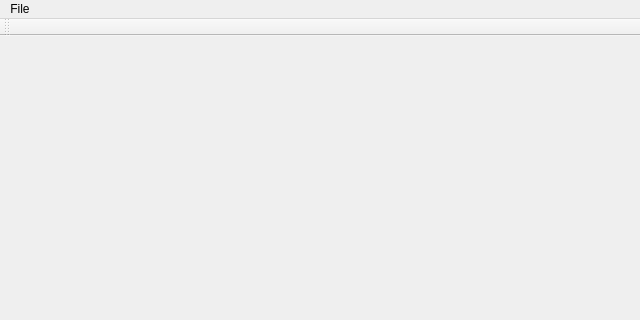
The window that mainwindow.ui (simple64/simple64-gui) describes before a commit, drawn with Qt 5; both pictures show x 0 to 640 and y 0 to 320 of the 640 by 480 pixel window.
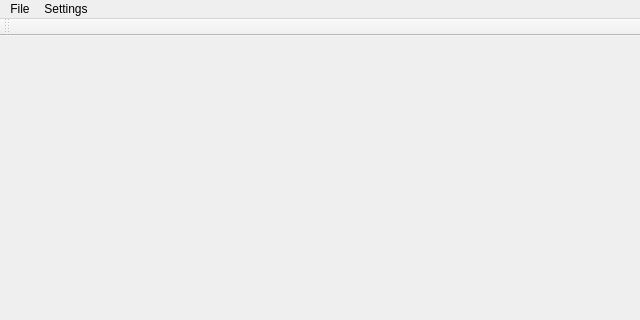
The same window after the commit.

The edit to the form file:
```diff
--- a/mainwindow.ui
+++ b/mainwindow.ui
@@ -30,7 +30,14 @@
     <addaction name="actionOpen_ROM"/>
     <addaction name="actionExit"/>
    </widget>
+   <widget class="QMenu" name="menuSettings">
+    <property name="title">
+     <string>Settings</string>
+    </property>
+    <addaction name="actionPlugin_Paths"/>
+   </widget>
    <addaction name="menuFile"/>
+   <addaction name="menuSettings"/>
   </widget>
   <widget class="QToolBar" name="mainToolBar">
    <attribute name="toolBarArea">
```
Left out of the diff: 7 changed lines with no effect on the pictures.
